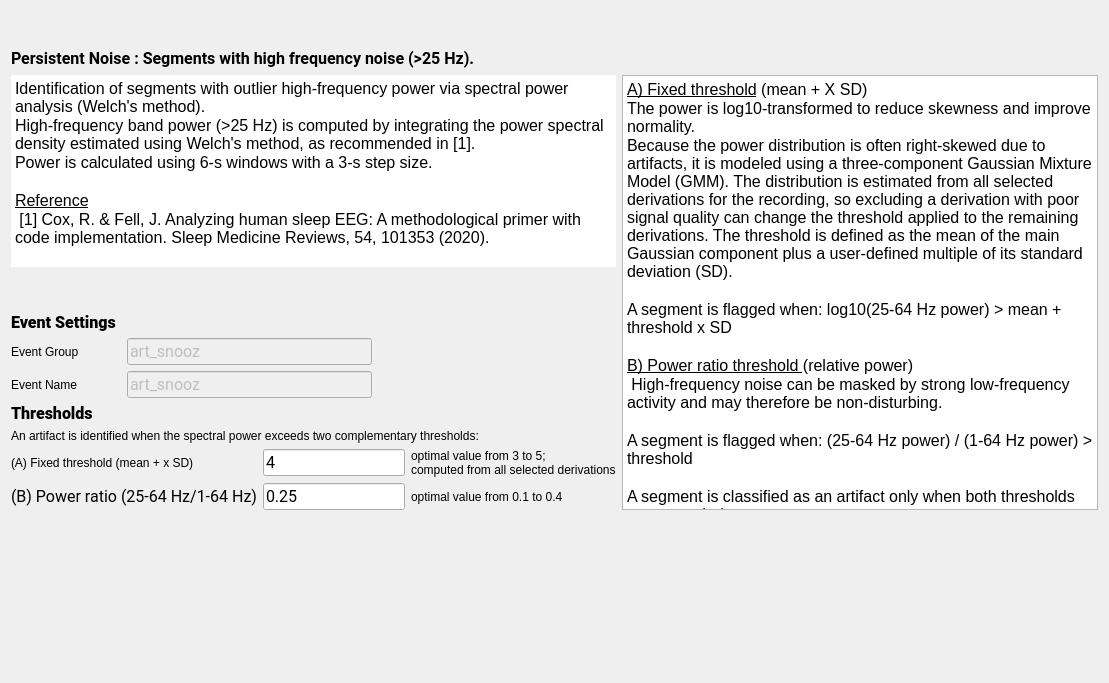
The window that tools/CEAMSTools/DetectArtifacts/PersistentNoiseStep/Ui_PersistentNoiseStep.ui (SnoozToolbox/snooz-package-ceams) describes before a commit, drawn with Qt 5.
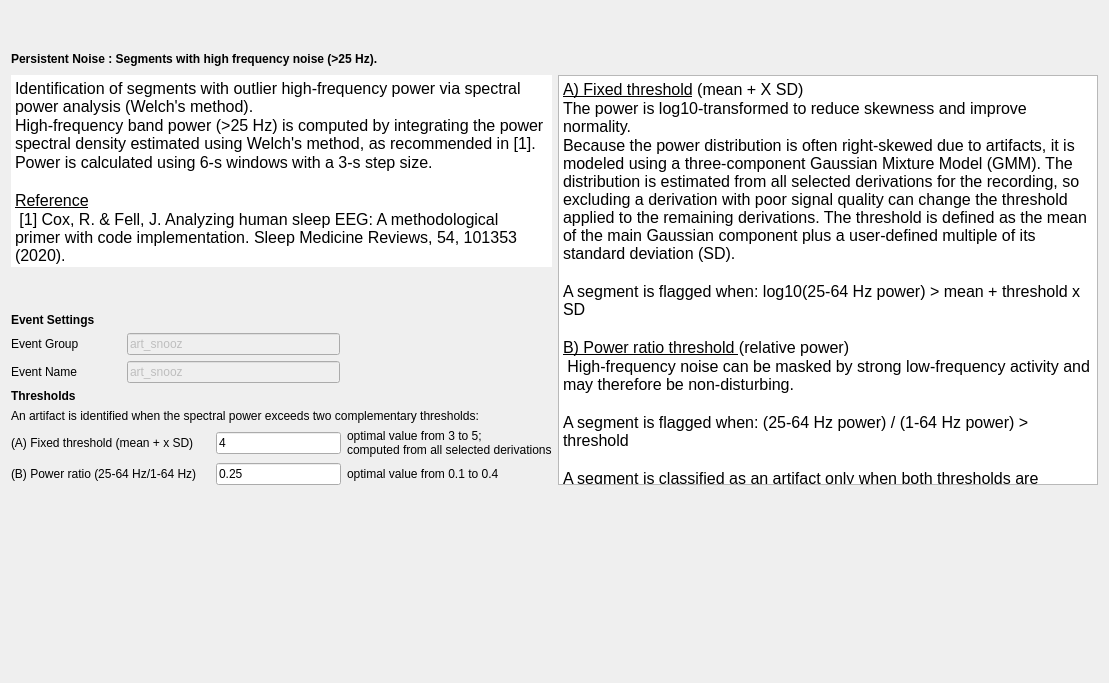
The same window after the commit.

Commit message: Font step 4: forms without fonts of their own, look kept

Patch:
```diff
--- a/tools/CEAMSTools/DetectArtifacts/PersistentNoiseStep/Ui_PersistentNoiseStep.ui
+++ b/tools/CEAMSTools/DetectArtifacts/PersistentNoiseStep/Ui_PersistentNoiseStep.ui
@@ -13,9 +13,6 @@
   <property name="windowTitle">
    <string>Form</string>
   </property>
-  <property name="styleSheet">
-   <string notr="true">font: 12pt &quot;Roboto&quot;;</string>
-  </property>
   <layout class="QVBoxLayout" name="verticalLayout_2">
    <item>
     <widget class="QWidget" name="imageWidget" native="true">
@@ -55,8 +52,6 @@
      </property>
      <property name="font">
       <font>
-       <family>Roboto</family>
-       <pointsize>12</pointsize>
        <italic>false</italic>
        <bold>false</bold>
       </font>
@@ -124,7 +119,7 @@
 hr { height: 1px; border-width: 0; }
 li.unchecked::marker { content: &quot;\2610&quot;; }
 li.checked::marker { content: &quot;\2612&quot;; }
-&lt;/style&gt;&lt;/head&gt;&lt;body style=&quot; font-family:'Roboto'; font-size:12pt; font-weight:400; font-style:normal;&quot;&gt;
+&lt;/style&gt;&lt;/head&gt;&lt;body style=&quot; font-size:12pt; font-weight:400; font-style:normal;&quot;&gt;
 &lt;p style=&quot; margin-top:0px; margin-bottom:0px; margin-left:0px; margin-right:0px; -qt-block-indent:0; text-indent:0px;&quot;&gt;Identification of segments with outlier high-frequency power via spectral power analysis (Welch's method). &lt;/p&gt;
 &lt;p style=&quot; margin-top:0px; margin-bottom:0px; margin-left:0px; margin-right:0px; -qt-block-indent:0; text-indent:0px;&quot;&gt;High-frequency band power (&amp;gt;25 Hz) is computed by integrating the power spectral density estimated using Welch's method, as recommended in [1].&lt;/p&gt;
 &lt;p style=&quot; margin-top:0px; margin-bottom:0px; margin-left:0px; margin-right:0px; -qt-block-indent:0; text-indent:0px;&quot;&gt;Power is calculated using 6-s windows with a 3-s step size.&lt;/p&gt;
@@ -166,8 +161,6 @@
          </property>
          <property name="font">
           <font>
-           <family>Roboto</family>
-           <pointsize>12</pointsize>
            <italic>false</italic>
            <bold>false</bold>
           </font>
@@ -220,8 +213,6 @@
            </property>
            <property name="font">
             <font>
-             <family>Roboto</family>
-             <pointsize>12</pointsize>
              <italic>false</italic>
              <bold>false</bold>
             </font>
@@ -276,8 +267,6 @@
            </property>
            <property name="font">
             <font>
-             <family>Roboto</family>
-             <pointsize>12</pointsize>
              <italic>false</italic>
              <bold>false</bold>
             </font>
@@ -309,8 +298,6 @@
         <widget class="QLabel" name="label_8">
          <property name="font">
           <font>
-           <family>Roboto</family>
-           <pointsize>12</pointsize>
            <italic>false</italic>
            <bold>false</bold>
           </font>
@@ -355,8 +342,6 @@
            </property>
            <property name="font">
             <font>
-             <family>Roboto</family>
-             <pointsize>12</pointsize>
              <italic>false</italic>
              <bold>false</bold>
             </font>
@@ -399,8 +384,6 @@
            </property>
            <property name="font">
             <font>
-             <family>Roboto</family>
-             <pointsize>12</pointsize>
              <italic>false</italic>
              <bold>false</bold>
             </font>
@@ -426,8 +409,6 @@
            </property>
            <property name="font">
             <font>
-             <family>Roboto</family>
-             <pointsize>12</pointsize>
              <italic>false</italic>
              <bold>false</bold>
             </font>
@@ -511,7 +492,7 @@
 hr { height: 1px; border-width: 0; }
 li.unchecked::marker { content: &quot;\2610&quot;; }
 li.checked::marker { content: &quot;\2612&quot;; }
-&lt;/style&gt;&lt;/head&gt;&lt;body style=&quot; font-family:'Roboto'; font-size:12pt; font-weight:400; font-style:normal;&quot;&gt;
+&lt;/style&gt;&lt;/head&gt;&lt;body style=&quot; font-size:12pt; font-weight:400; font-style:normal;&quot;&gt;
 &lt;p style=&quot; margin-top:0px; margin-bottom:0px; margin-left:0px; margin-right:0px; -qt-block-indent:0; text-indent:0px;&quot;&gt;&lt;span style=&quot; text-decoration: underline;&quot;&gt;A) Fixed threshold&lt;/span&gt; (mean + X SD)&lt;/p&gt;
 &lt;p style=&quot; margin-top:0px; margin-bottom:0px; margin-left:0px; margin-right:0px; -qt-block-indent:0; text-indent:0px;&quot;&gt;The power is log10-transformed to reduce skewness and improve normality. &lt;/p&gt;
 &lt;p style=&quot; margin-top:0px; margin-bottom:0px; margin-left:0px; margin-right:0px; -qt-block-indent:0; text-indent:0px;&quot;&gt;Because the power distribution is often right-skewed due to artifacts, it is modeled using a three-component Gaussian Mixture Model (GMM). The distribution is estimated from all selected derivations for the recording, so excluding a derivation with poor signal quality can change the threshold applied to the remaining derivations. The threshold is defined as the mean of the main Gaussian component plus a user-defined multiple of its standard deviation (SD).&lt;/p&gt;
```
The commit also changes 427 other files.
